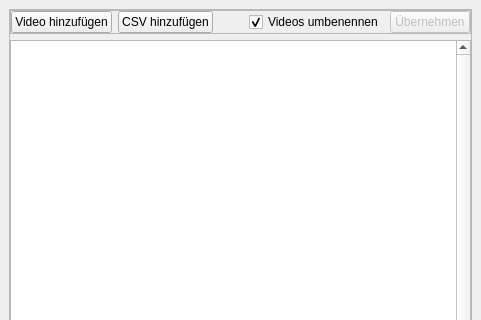
The window that Entwicklung/guiBueffee/mainUi.ui (PetersLogistik/AddOn-OpenTrafficCam) describes before a commit, drawn with Qt 5; both pictures show x 0 to 481 and y 0 to 320 of the 481 by 620 pixel window.
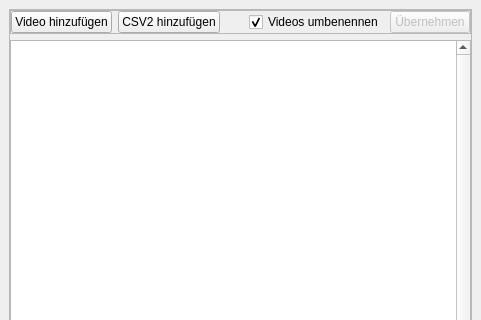
The same window after the commit. Icons and pictures are not drawn.

Commit message: modified:   Entwicklung/guiBueffee/gui_helper.py 	renamed:    Entwicklung/guiBueffee/img/bueffee_steben.png -> Entwicklung/guiBueffee/img/bueffee_streben.png 	modified:   Entwicklung/guiBueffee/mainUi.ui 	modified:   Entwicklung/guiBueffee/mainUi_ui.py 	modified:   Entwicklung/guiBueffee/verarbeitung/opentracffic.py 	modified:   Entwicklung/guiBueffee/verarbeitung/rskripting.py 	modified:   Entwicklung/start_gui.vbs

```diff
--- a/Entwicklung/guiBueffee/mainUi.ui
+++ b/Entwicklung/guiBueffee/mainUi.ui
@@ -86,7 +86,7 @@
           <item>
            <widget class="QPushButton" name="addCSVButton">
             <property name="text">
-             <string notr="true">CSV hinzufügen</string>
+             <string notr="true">CSV2 hinzufügen</string>
             </property>
            </widget>
           </item>
```
The commit also changes 6 other files.
